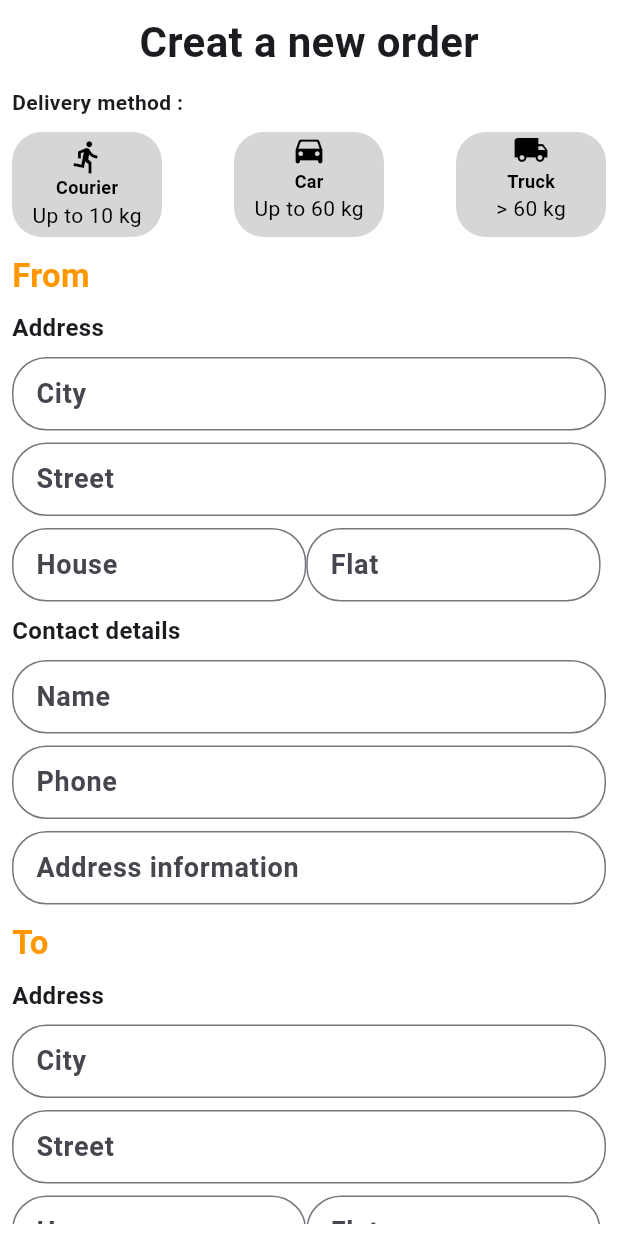
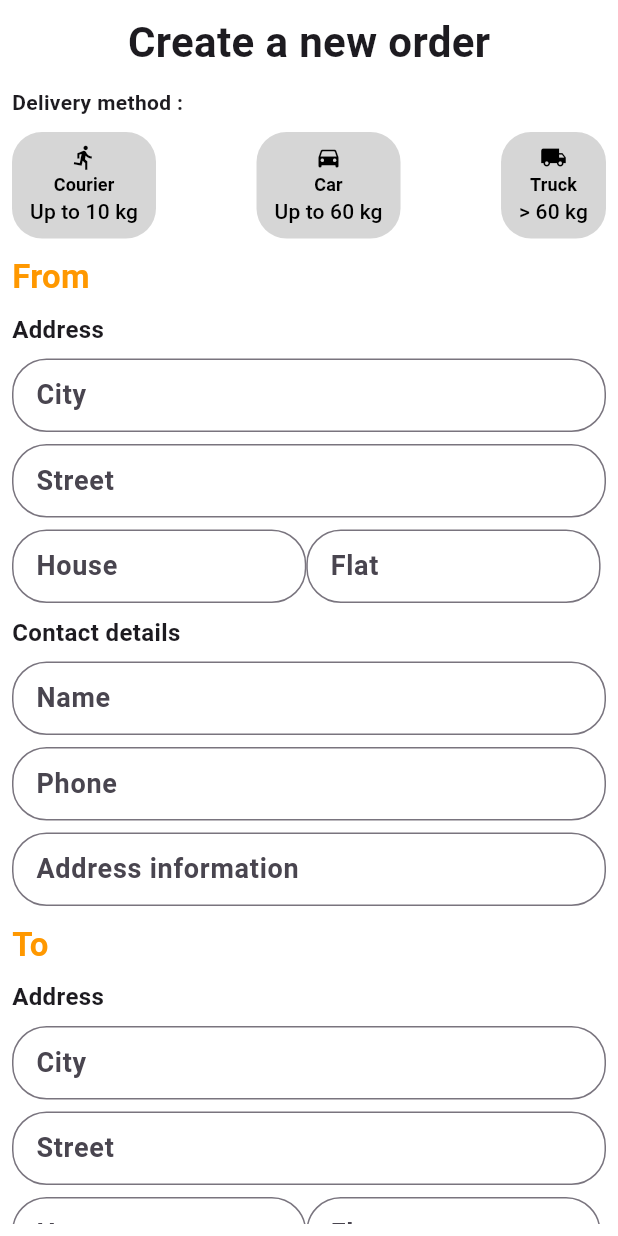
Before and after one commit to Refaat-oasis/third-year-second-term-project, a Flutter app: the NewOrderScreen widget shown alone on an empty page, opened directly, on a phone screen of 412 x 824 dp. Run offline on Flutter 3.47's test engine with Material 3 defaults, Android fonts, the phone set to English and light mode, and no system bars; our stand-ins replace cloud_firestore, conditional_builder_null_safety, firebase_core, google_maps_flutter, hexcolor, location and 1 more; accounts and stored records are empty; network calls fail.

Commit message:
jolly work

```diff
--- a/WASALLY/lib/frontEnd/screens/new_order.dart
+++ b/WASALLY/lib/frontEnd/screens/new_order.dart
@@ -78,201 +78,181 @@ class _NewOrderState extends State<NewOrderScreen> {
   bool truckpressed = false;
   @override
   Widget build(BuildContext context) {
-    return Scaffold(
-      body: Form(
+    return Form(
       key: formKey,
       child: SafeArea(
         child: Container(
           width: double.infinity,
-            child: Padding(
           padding: const EdgeInsets.all(8.0),
           child: SingleChildScrollView(
             child: Column(
               crossAxisAlignment: CrossAxisAlignment.start,
               children: [
-                    const Align(
+                Align(
                   alignment: Alignment.center,
                   child: Text(
-                        'Creat a new order',
+                    'Create a new order',
                     style: TextStyle(
                       fontSize: 28,
                       fontWeight: FontWeight.bold,
                     ),
                   ),
                 ),
-                    const SizedBox(
+                SizedBox(
                   height: 10,
                 ),
-                    const Text(
+                Text(
                   'Delivery method :',
                   style: TextStyle(
                     fontWeight: FontWeight.bold,
                   ),
                 ),
-                    const SizedBox(
+                SizedBox(
                   height: 10,
                 ),
                 Row(
                   mainAxisAlignment: MainAxisAlignment.spaceBetween,
                   children: [
-                        GestureDetector(
-                          onTap: () {
-                            print('courier is tapped');
+                    TextButton(
+                      onPressed: () {
+                        print('Courier button pressed');
                         setState(() {
                           courierpressed = !courierpressed;
                         });
                       },
-                          child: Container(
-                            width: 100,
-                            height: 70,
-                            decoration: BoxDecoration(
-                              color: courierpressed
-                                  ? Colors.orange
-                                  : Colors.grey[350],
+                      style: TextButton.styleFrom(
+                        backgroundColor:
+                            courierpressed ? Colors.orange : Colors.grey[350],
+                        shape: RoundedRectangleBorder(
                           borderRadius: BorderRadius.circular(20),
+                        ),
                       ),
                       child: Column(
                         mainAxisAlignment: MainAxisAlignment.center,
                         children: [
                           Icon(
                             Icons.directions_run,
-                                  color: courierpressed
-                                      ? Colors.white
-                                      : Colors.black,
+                            color: courierpressed ? Colors.white : Colors.black,
                           ),
                           Text(
                             'Courier',
                             style: TextStyle(
                               fontSize: 12,
                               fontWeight: FontWeight.bold,
-                                    color: courierpressed
-                                        ? Colors.white
-                                        : Colors.black,
+                              color:
+                                  courierpressed ? Colors.white : Colors.black,
                             ),
                           ),
                           Text(
                             'Up to 10 kg',
                             style: TextStyle(
-                                    color: courierpressed
-                                        ? Colors.white
-                                        : Colors.black,
+                              color:
+                                  courierpressed ? Colors.white : Colors.black,
                             ),
                           ),
                         ],
                       ),
                     ),
-                        ),
-                        GestureDetector(
-                          onTap: () {
+                    TextButton(
+                      onPressed: () {
+                        print('Car button pressed');
                         setState(() {
                           carpressed = !carpressed;
                         });
                       },
-                          child: Container(
-                            width: 100,
-                            height: 70,
-                            decoration: BoxDecoration(
-                              color:
+                      style: TextButton.styleFrom(
+                        backgroundColor:
                             carpressed ? Colors.orange : Colors.grey[350],
+                        shape: RoundedRectangleBorder(
                           borderRadius: BorderRadius.circular(20),
                         ),
+                      ),
                       child: Column(
+                        mainAxisAlignment: MainAxisAlignment.center,
                         children: [
                           Icon(
                             Icons.directions_car_rounded,
-                                  color:
-                                      carpressed ? Colors.white : Colors.black,
+                            color: carpressed ? Colors.white : Colors.black,
                           ),
                           Text(
                             'Car',
                             style: TextStyle(
                               fontSize: 12,
                               fontWeight: FontWeight.bold,
-                                    color: carpressed
-                                        ? Colors.white
-                                        : Colors.black,
+                              color: carpressed ? Colors.white : Colors.black,
                             ),
                           ),
                           Text(
                             'Up to 60 kg',
                             style: TextStyle(
-                                    color: carpressed
-                                        ? Colors.white
-                                        : Colors.black,
+                              color: carpressed ? Colors.white : Colors.black,
                             ),
                           ),
                         ],
                       ),
                     ),
-                        ),
-                        GestureDetector(
-                          onTap: () {
+                    TextButton(
+                      onPressed: () {
+                        print('Truck button pressed');
                         setState(() {
                           truckpressed = !truckpressed;
                         });
                       },
-                          child: Container(
-                            width: 100,
-                            height: 70,
-                            decoration: BoxDecoration(
-                              color: truckpressed
-                                  ? Colors.orange
-                                  : Colors.grey[350],
+                      style: TextButton.styleFrom(
+                        backgroundColor:
+                            truckpressed ? Colors.orange : Colors.grey[350],
+                        shape: RoundedRectangleBorder(
                           borderRadius: BorderRadius.circular(20),
                         ),
+                      ),
                       child: Column(
+                        mainAxisAlignment: MainAxisAlignment.center,
                         children: [
                           Icon(
                             Icons.local_shipping,
-                                  color: truckpressed
-                                      ? Colors.white
-                                      : Colors.black,
+                            color: truckpressed ? Colors.white : Colors.black,
                           ),
                           Text(
                             'Truck',
                             style: TextStyle(
                               fontSize: 12,
                               fontWeight: FontWeight.bold,
-                                    color: truckpressed
-                                        ? Colors.white
-                                        : Colors.black,
+                              color: truckpressed ? Colors.white : Colors.black,
                             ),
                           ),
                           Text(
                             '> 60 kg',
                             style: TextStyle(
-                                    color: truckpressed
-                                        ? Colors.white
-                                        : Colors.black,
+                              color: truckpressed ? Colors.white : Colors.black,
                             ),
                           ),
                         ],
                       ),
                     ),
-                        ),
                   ],
                 ),
-                    const SizedBox(
+                SizedBox(
                   height: 10,
                 ),
-                    const Text(
+                Text(
                   'From',
                   style: TextStyle(
                     fontSize: 22,
                     fontWeight: FontWeight.bold,
-                          color: Colors.orange),
+                    color: Colors.orange,
                   ),
-                    const SizedBox(
+                ),
+                SizedBox(
                   height: 8,
                 ),
-                    const Text(
+                Text(
                   'Address',
                   style: TextStyle(
                     fontSize: 16,
                     fontWeight: FontWeight.bold,
                   ),
                 ),
-                    const SizedBox(
+                SizedBox(
                   height: 8,
                 ),
                 Container(
@@ -614,8 +594,6 @@ class _NewOrderState extends State<NewOrderScreen> {
           ),
         ),
       ),
-        ),
-      ),
     );
   }
 }
```
Also changed, not shown: WASALLY/pubspec.lock. Lines whose indentation alone changed are shown as unchanged.
